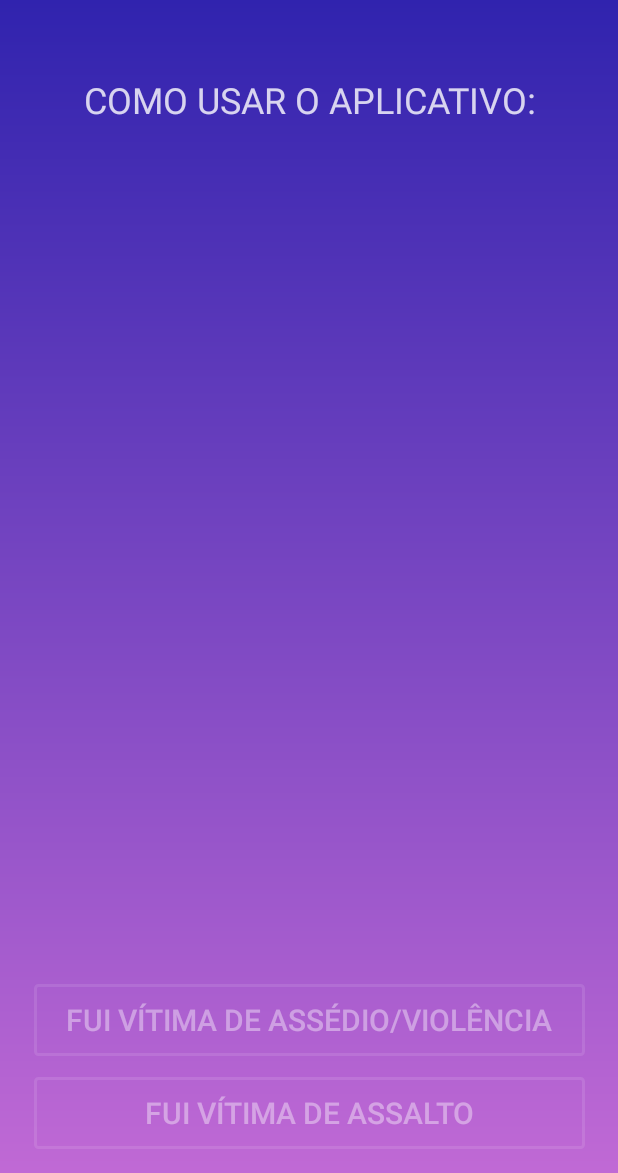
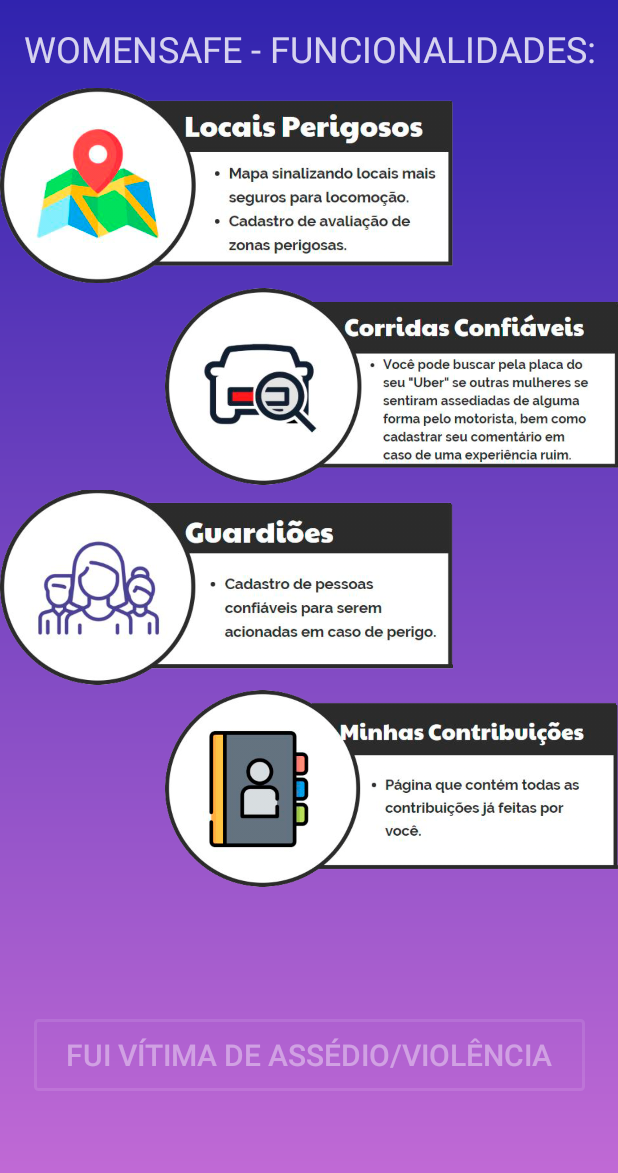
Before and after one commit to Jennysoares/WomenSafe, an Android app: the InfoActivity screen opened directly, with no data from a screen before it, on a phone screen of 412 x 824 dp. Shown: the top 1173 px of the screen. Run offline under Robolectric (Android 15) with nearby library versions, the phone set to English and light mode, and no system bars; Roboto replaces fonts that are not available here.

Commit message:
Coloquei as informações do aplicativo na pagina de informação

```diff
--- a/app/src/main/res/layout/activity_info.xml
+++ b/app/src/main/res/layout/activity_info.xml
@@ -7,39 +7,30 @@
     android:background="@drawable/pagina_login"
     tools:context=".view.activity.InfoActivity">
 
+
     <TextView
         android:id="@+id/header_info_app"
         android:layout_width="0dp"
         android:layout_height="wrap_content"
-        android:layout_marginTop="50dp"
+        android:layout_marginTop="16dp"
         android:fontFamily="@font/viga"
         android:gravity="center"
-        android:text="COMO USAR O APLICATIVO:"
+        android:text="WOMENSAFE - FUNCIONALIDADES:"
         android:textColor="@color/login_detalhes_formulario"
         android:textSize="24sp"
         app:layout_constraintEnd_toEndOf="parent"
-        app:layout_constraintHorizontal_bias="1.0"
+        app:layout_constraintHorizontal_bias="0.0"
         app:layout_constraintStart_toStartOf="parent"
         app:layout_constraintTop_toTopOf="parent" />
-
-    <TextView
-        android:id="@+id/info_app"
-        android:layout_width="0dp"
-        android:layout_height="wrap_content"
-        android:layout_marginTop="8dp"
-        android:gravity="fill_horizontal|top"
-        android:textAlignment="inherit"
-        android:textColor="#FFFFFF"
-        android:textSize="18sp"
-        app:layout_constraintEnd_toEndOf="parent"
-        app:layout_constraintStart_toStartOf="parent"
-        app:layout_constraintTop_toBottomOf="@+id/header_info_app" />
 
     <Button
         android:id="@+id/info_victim_bt"
         android:layout_width="367dp"
         android:layout_height="wrap_content"
-        android:layout_marginBottom="120dp"
+        android:layout_marginStart="15dp"
+        android:layout_marginTop="20dp"
+        android:layout_marginEnd="15dp"
+        android:layout_marginBottom="30dp"
         android:background="@drawable/design_botao"
         android:text="FUI VÍTIMA DE ASSÉDIO/VIOLÊNCIA"
         android:textAllCaps="false"
@@ -47,24 +38,48 @@
         android:textSize="20sp"
         app:layout_constraintBottom_toBottomOf="parent"
         app:layout_constraintEnd_toEndOf="parent"
-        app:layout_constraintHorizontal_bias="0.505"
-        app:layout_constraintStart_toStartOf="parent" />
+        app:layout_constraintStart_toStartOf="parent"
+        app:layout_constraintTop_toBottomOf="@+id/imageView4" />
 
-    <Button
-        android:id="@+id/info_victim_bt2"
-        android:layout_width="367dp"
-        android:layout_height="wrap_content"
-        android:layout_marginTop="16dp"
-        android:layout_marginBottom="60dp"
-        android:background="@drawable/design_botao"
-        android:text="FUI VÍTIMA DE ASSALTO"
-        android:textAllCaps="false"
-        android:textColor="@color/login_detalhes_formulario_medio"
-        android:textSize="20sp"
-        app:layout_constraintBottom_toBottomOf="parent"
+    <ImageView
+        android:id="@+id/info_locais"
+        android:layout_width="302dp"
+        android:layout_height="134dp"
+        android:layout_marginTop="8dp"
         app:layout_constraintEnd_toEndOf="parent"
-        app:layout_constraintHorizontal_bias="0.505"
+        app:layout_constraintHorizontal_bias="0.0"
         app:layout_constraintStart_toStartOf="parent"
-        app:layout_constraintTop_toBottomOf="@+id/info_victim_bt" />
+        app:layout_constraintTop_toBottomOf="@+id/header_info_app"
+        app:srcCompat="@drawable/informativo_locais" />
+
+    <ImageView
+        android:id="@+id/info_corridas"
+        android:layout_width="302dp"
+        android:layout_height="134dp"
+        app:layout_constraintEnd_toEndOf="parent"
+        app:layout_constraintHorizontal_bias="1.0"
+        app:layout_constraintStart_toStartOf="parent"
+        app:layout_constraintTop_toBottomOf="@+id/info_locais"
+        app:srcCompat="@drawable/informativo_corridas" />
+
+    <ImageView
+        android:id="@+id/info_guardioes"
+        android:layout_width="302dp"
+        android:layout_height="134dp"
+        app:layout_constraintEnd_toEndOf="parent"
+        app:layout_constraintHorizontal_bias="0.0"
+        app:layout_constraintStart_toStartOf="parent"
+        app:layout_constraintTop_toBottomOf="@+id/info_corridas"
+        app:srcCompat="@drawable/informativo_guardioes" />
+
+    <ImageView
+        android:id="@+id/imageView4"
+        android:layout_width="302dp"
+        android:layout_height="134dp"
+        app:layout_constraintEnd_toEndOf="parent"
+        app:layout_constraintHorizontal_bias="1.0"
+        app:layout_constraintStart_toStartOf="parent"
+        app:layout_constraintTop_toBottomOf="@+id/info_guardioes"
+        app:srcCompat="@drawable/informativo_contribuicoes" />
 
 </androidx.constraintlayout.widget.ConstraintLayout>
```
Also changed, not shown: app/src/main/res/drawable/informativo_contribuicoes.png (added), app/src/main/res/drawable/informativo_corridas.png (added), app/src/main/res/drawable/informativo_guardioes.png (added), app/src/main/res/drawable/informativo_locais.png (added).
